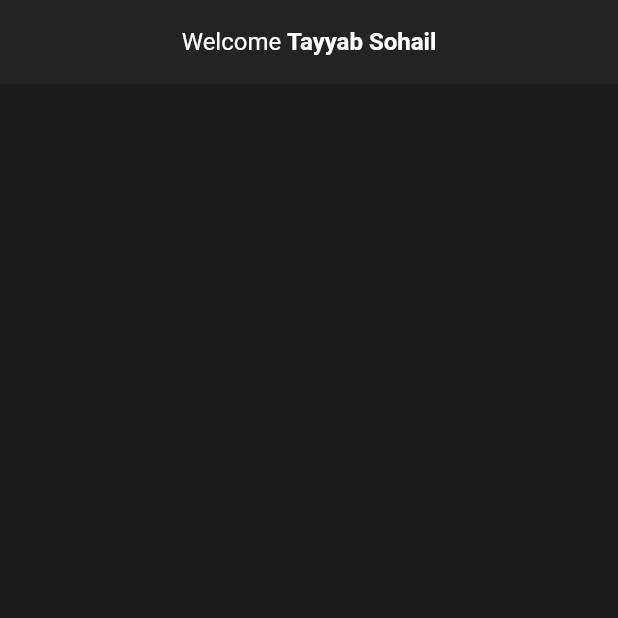
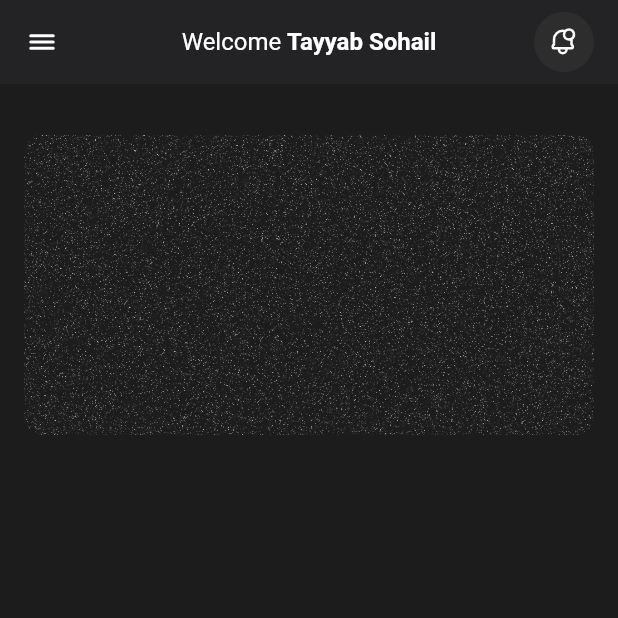
Before and after one commit to onaya7/mintyn_flutter_test, a Flutter app: the screen it shows after launch, on a phone screen of 412 x 824 dp, the top half of it. Run offline on Flutter 3.47's test engine with Material 3 defaults, Android fonts, the light colour scheme and no system bars; our stand-ins replace cached_network_image, dartz, delightful_toast, device_preview, dio, equatable and 17 more; missing offline and left inert: dio_http_cache_fix, dio_smart_retry; accounts and stored records are empty; generated files the repository leaves out were written again; Roboto replaces fonts that are missing (Arimo).

Commit message:
feat: Add CustomRipple widget and Mastercard image asset
- Introduced a new CustomRipple widget for enhanced tap feedback with customizable properties such as border radius, elevation, and color.
- Added a Mastercard image asset to the project.

```diff
--- /dev/null
+++ b/lib/core/components/custom_ripple.dart
@@ -0,0 +1,33 @@
+import 'package:flutter/material.dart';
+import 'package:mintyn/core/constants/app_color.dart';
+
+class CustomRipple extends StatelessWidget {
+  const CustomRipple({
+    required this.child,
+    required this.onTap,
+    this.borderRadius = 2,
+    this.elevation = 0,
+    this.color = AppColor.white,
+    super.key,
+  });
+  final Widget child;
+  final VoidCallback? onTap;
+  final double borderRadius;
+  final Color color;
+  final double elevation;
+
+  @override
+  Widget build(BuildContext context) {
+    return Material(
+      elevation: elevation,
+      color: color,
+      borderRadius: BorderRadius.circular(borderRadius),
+      child: InkWell(
+        onTap: onTap,
+        splashColor: Colors.grey.withValues(alpha: 0.5),
+        borderRadius: BorderRadius.circular(borderRadius),
+        child: child,
+      ),
+    );
+  }
+}
--- a/lib/core/constants/app_color.dart
+++ b/lib/core/constants/app_color.dart
@@ -49,4 +49,5 @@ class AppColor {
   //App Theme Colors
   static const Color greyT10 = Color(0xFF1C1C1D);
   static const Color greyT20 = Color(0xFF272729);
+  static const Color greyT30 = Color(0xFF2E2D2D);
 }
--- a/lib/features/home/presentation/view/dashboard_view.dart
+++ b/lib/features/home/presentation/view/dashboard_view.dart
@@ -1,6 +1,9 @@
 import 'package:flutter/material.dart';
 import 'package:mintyn/core/components/custom_appbar.dart';
+import 'package:mintyn/core/components/custom_ripple.dart';
 import 'package:mintyn/core/components/custom_scaffold.dart';
+import 'package:mintyn/core/constants/app_color.dart';
+import 'package:mintyn/gen/assets.gen.dart';
 
 class DashboardView extends StatelessWidget {
   const DashboardView({super.key});
@@ -9,6 +12,12 @@ class DashboardView extends StatelessWidget {
   Widget build(BuildContext context) {
     return CustomScaffold(
       appBar: CustomAppBar(
+        leading: Container(
+          height: 20,
+          width: 20,
+          alignment: Alignment.center,
+          child: Assets.icons.hamburger.svg(height: 20, width: 20, fit: BoxFit.cover),
+        ),
         title: Text.rich(
           TextSpan(
             text: 'Welcome ',
@@ -21,6 +30,36 @@ class DashboardView extends StatelessWidget {
             ],
           ),
         ),
+        actions: [
+          Padding(
+            padding: const EdgeInsets.only(right: 16),
+            child: CustomRipple(
+              onTap: () {},
+              color: AppColor.greyT30,
+              borderRadius: 100,
+              child: Container(
+                height: 40,
+                width: 40,
+                decoration: BoxDecoration(color: Colors.transparent, borderRadius: BorderRadius.circular(100)),
+                alignment: Alignment.center,
+                child: Assets.icons.bellNotification.svg(height: 20, width: 20, fit: BoxFit.cover),
+              ),
+            ),
+          ),
+        ],
+      ),
+      body: ListView(
+        padding: const EdgeInsets.fromLTRB(16, 34, 16, 0),
+        children: [
+          Container(
+            height: 200,
+            width: double.infinity,
+            decoration: BoxDecoration(
+              borderRadius: BorderRadius.circular(12),
+              image: DecorationImage(image: Assets.images.cardBg.image().image, fit: BoxFit.cover),
+            ),
+          ),
+        ],
       ),
     );
   }
```
Also changed, not shown: lib/gen/assets.gen.dart (+119 -1 lines), assets/icons/barcode.svg (added), assets/icons/bell_notification.svg (added), assets/icons/billpay.svg (added), assets/icons/deposit.svg (added), assets/icons/donations.svg (added), assets/icons/hamburger.svg (added), assets/icons/more.svg (added), assets/images/card_bg.png (added), assets/images/mastercard.png (added).
